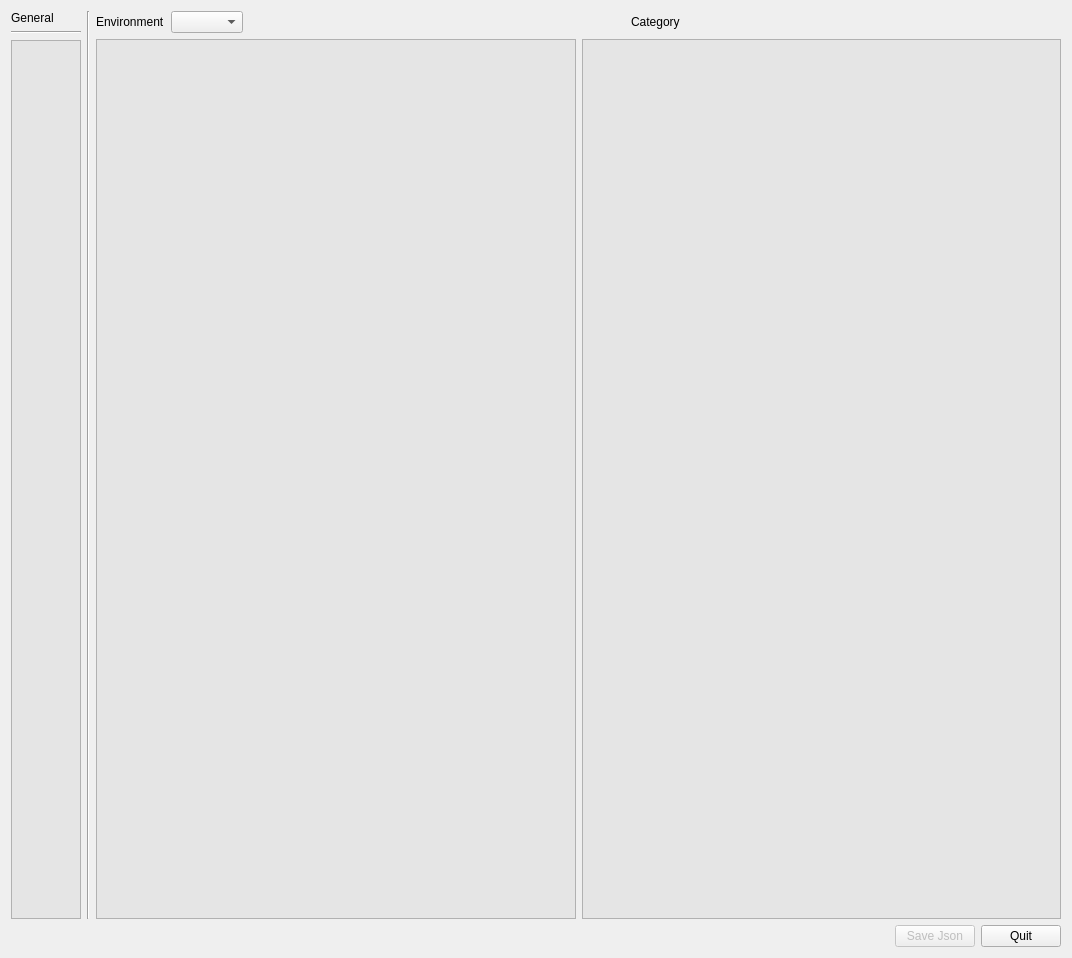
Qt form DBPARAMS.ui (doubsman/DBAlbums) before a commit.
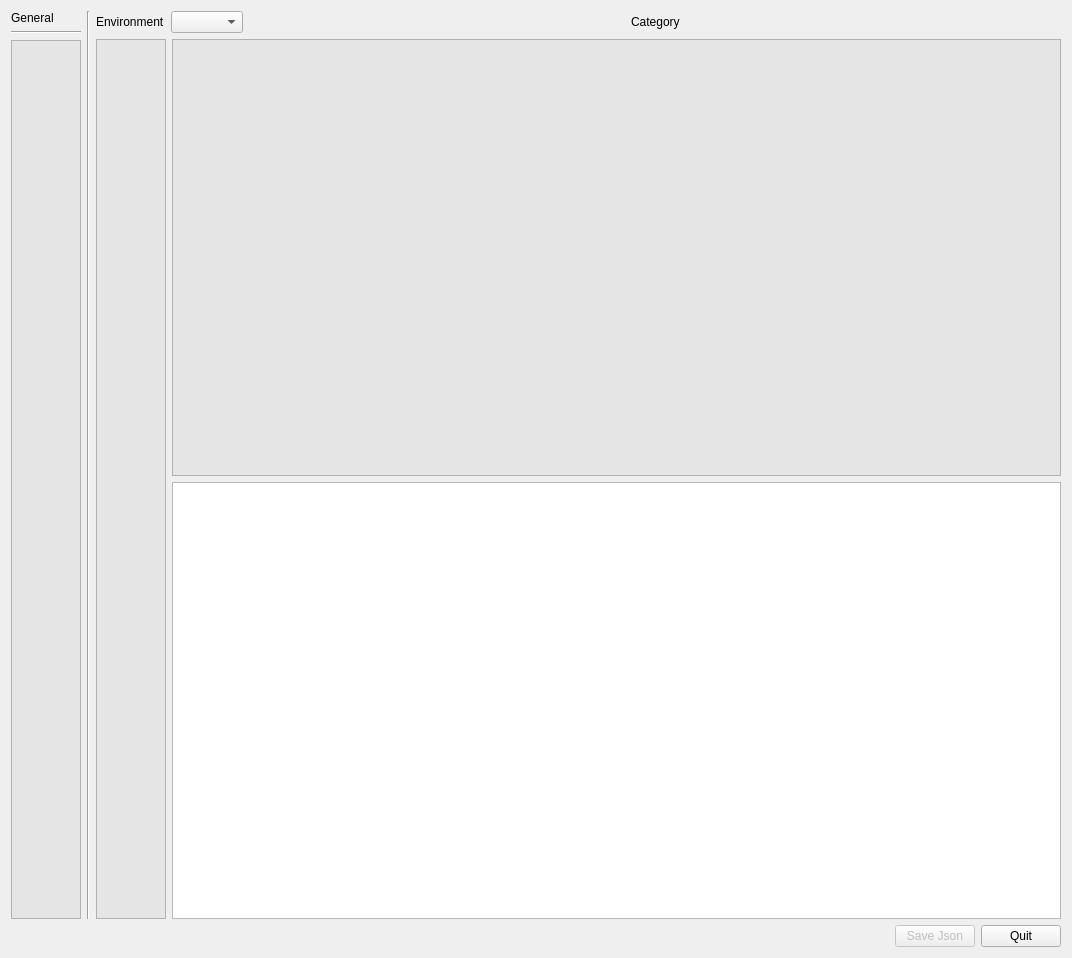
The same form after that commit.

```diff
--- a/DBPARAMS.ui
+++ b/DBPARAMS.ui
@@ -145,6 +145,8 @@
             </widget>
            </item>
            <item>
+            <layout class="QVBoxLayout" name="verticalLayout_2">
+             <item>
             <widget class="QTableWidget" name="tableWidget_category">
              <property name="sizePolicy">
               <sizepolicy hsizetype="Minimum" vsizetype="Expanding">
@@ -162,6 +164,11 @@
               <bool>true</bool>
              </property>
             </widget>
+             </item>
+             <item>
+              <widget class="QPlainTextEdit" name="plainTextEdit"/>
+             </item>
+            </layout>
            </item>
           </layout>
          </item>
```
Lines whose indentation alone changed are shown as unchanged.
